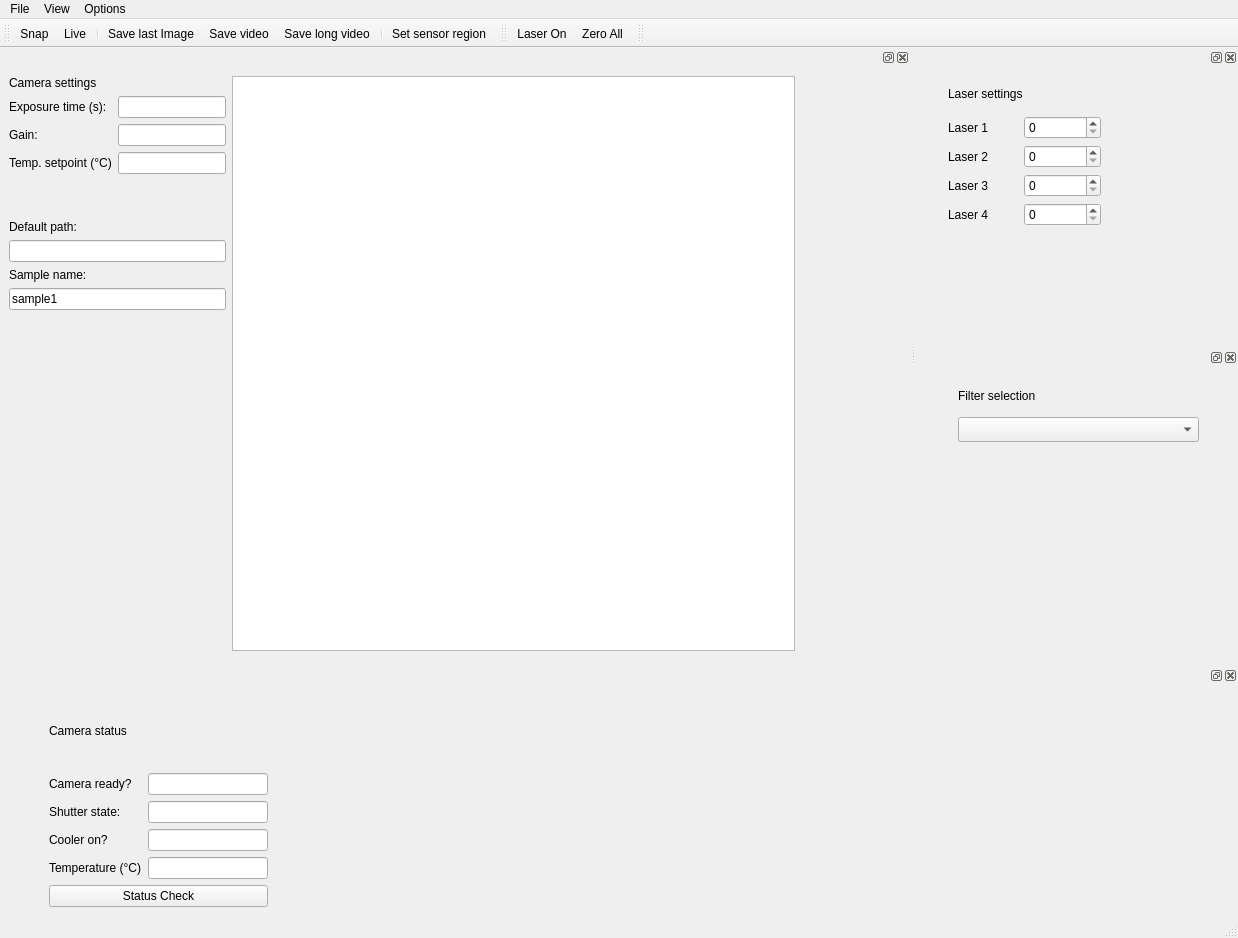
First picture: the form in gui/fluorescence_microscopy/ui_basic.ui, repository fbarho/qudi-cbs, before the edit.
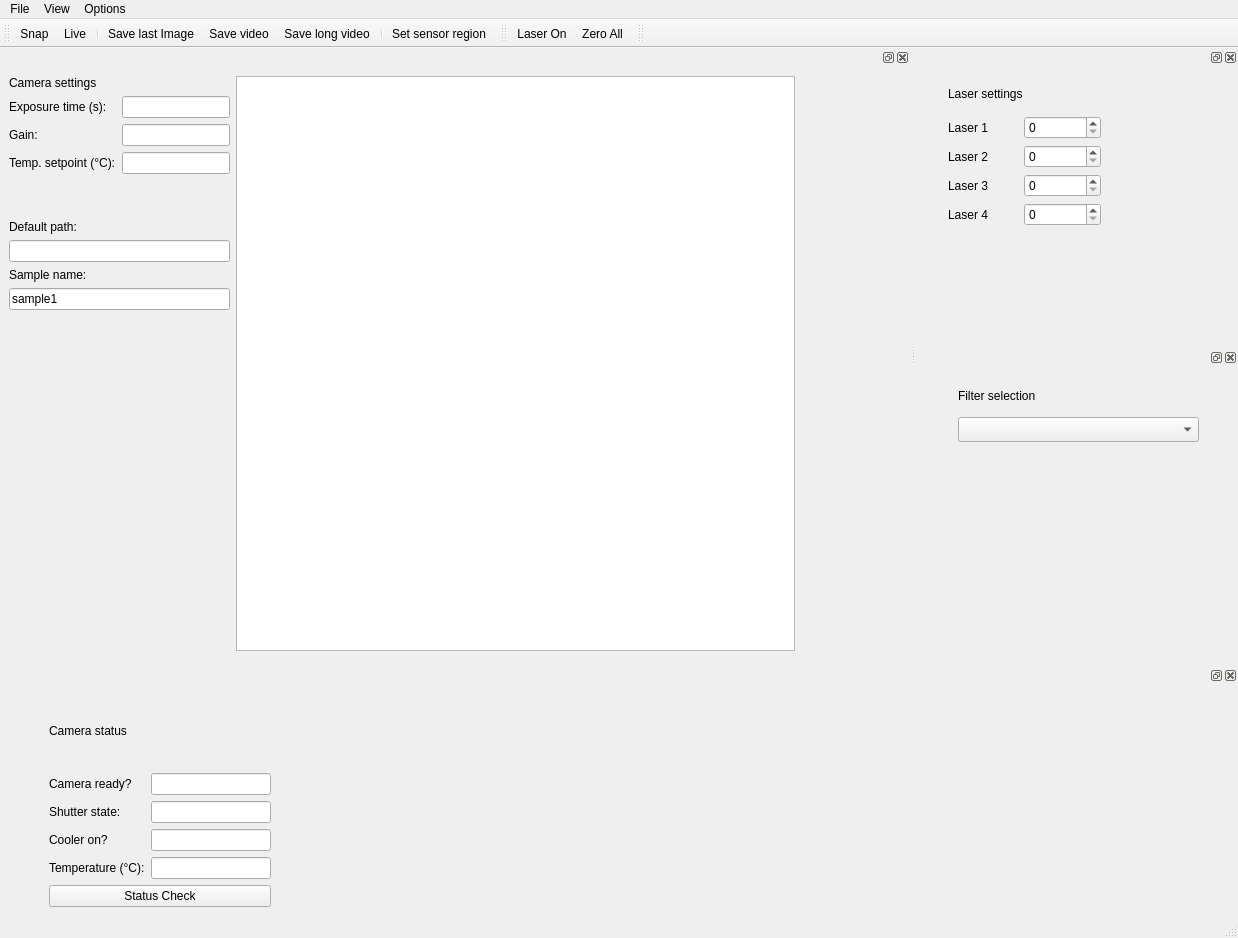
Second picture: the form after the edit. Custom widgets are drawn as their Qt base class.

Commit message: bug fixes: frame transfer setting needs interruption of live mode, added kinetic time to metadata

What changed in the file:
```diff
--- a/gui/fluorescence_microscopy/ui_basic.ui
+++ b/gui/fluorescence_microscopy/ui_basic.ui
@@ -183,7 +183,7 @@
          <item row="2" column="0">
           <widget class="QLabel" name="temp_setpoint_Label">
            <property name="text">
-            <string>Temp. setpoint (°C)</string>
+            <string>Temp. setpoint (°C):</string>
            </property>
           </widget>
          </item>
@@ -198,6 +198,9 @@
            <property name="toolTip">
             <string>Options -&gt; Camera settings to modify this value</string>
            </property>
+           <property name="readOnly">
+            <bool>true</bool>
+           </property>
           </widget>
          </item>
         </layout>
@@ -616,7 +619,7 @@
          <item row="3" column="0">
           <widget class="QLabel" name="temperature_Label">
            <property name="text">
-            <string>Temperature (°C)</string>
+            <string>Temperature (°C):</string>
            </property>
           </widget>
          </item>
```
The commit also changes 2 other files.
